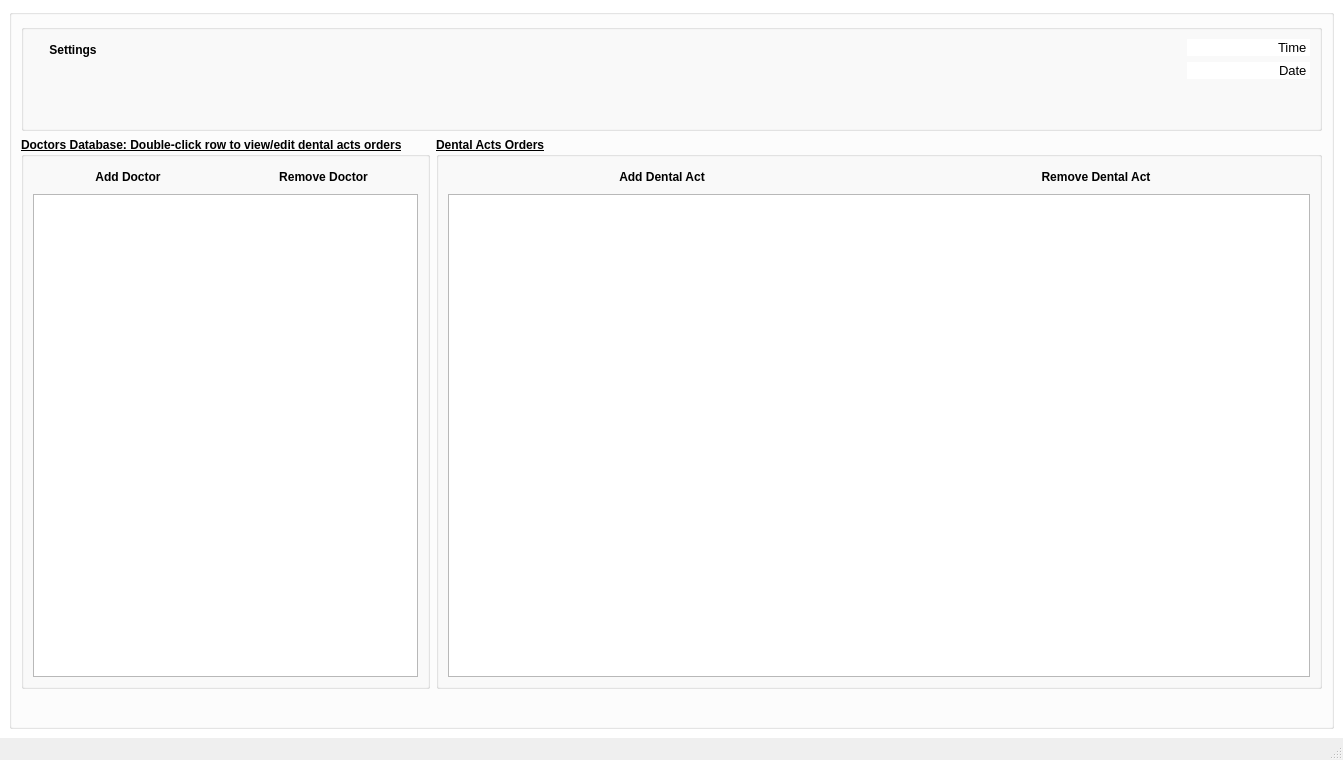
Old version of the form res/windowmain.ui in the repository heidaga/DentalClientBase.
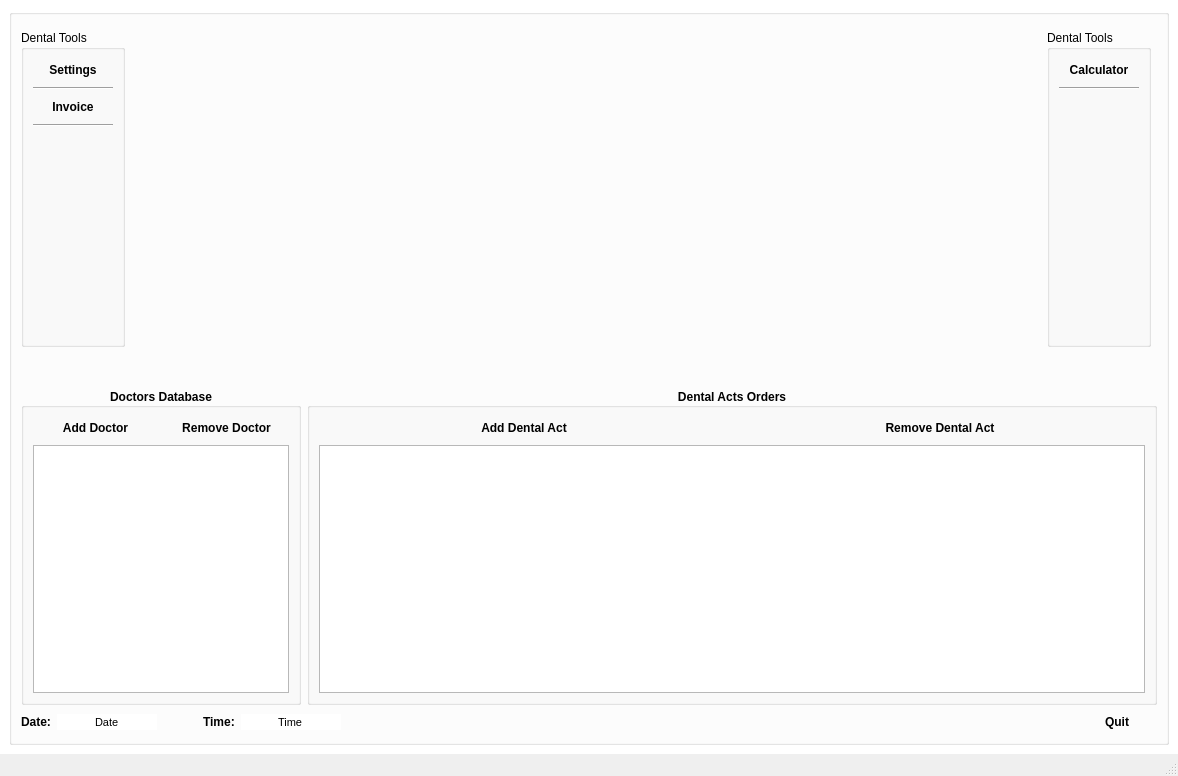
New version of the form. Icons and pictures are not drawn. Custom widgets are drawn as their Qt base class.

Commit message: v0.5.0: continue add/removing doctor/act: problem with saving act deletion in database

Patch:
```diff
--- a/res/windowmain.ui
+++ b/res/windowmain.ui
@@ -6,8 +6,8 @@
    <rect>
     <x>0</x>
     <y>0</y>
-    <width>1343</width>
-    <height>760</height>
+    <width>1178</width>
+    <height>776</height>
    </rect>
   </property>
   <property name="sizePolicy">
@@ -70,7 +70,7 @@
        <bool>true</bool>
       </property>
       <layout class="QGridLayout" name="gridLayout_7">
-       <item row="2" column="0" colspan="2">
+       <item row="3" column="0" colspan="8">
         <layout class="QHBoxLayout" name="horizontalLayout_3">
          <item>
           <widget class="QGroupBox" name="groupBox_2">
@@ -78,12 +78,18 @@
             <font>
              <weight>75</weight>
              <bold>true</bold>
-             <underline>true</underline>
+             <underline>false</underline>
              <stylestrategy>PreferAntialias</stylestrategy>
             </font>
            </property>
            <property name="title">
-            <string>Doctors Database: Double-click row to view/edit dental acts orders</string>
+            <string>Doctors Database</string>
+           </property>
+           <property name="alignment">
+            <set>Qt::AlignCenter</set>
+           </property>
+           <property name="flat">
+            <bool>true</bool>
            </property>
            <layout class="QGridLayout" name="gridLayout_3">
             <item row="0" column="0">
@@ -222,13 +228,19 @@
             <font>
              <weight>75</weight>
              <bold>true</bold>
-             <underline>true</underline>
+             <underline>false</underline>
              <stylestrategy>PreferAntialias</stylestrategy>
             </font>
            </property>
            <property name="title">
             <string>Dental Acts Orders</string>
            </property>
+           <property name="alignment">
+            <set>Qt::AlignCenter</set>
+           </property>
+           <property name="flat">
+            <bool>true</bool>
+           </property>
            <layout class="QGridLayout" name="gridLayout_12">
             <item row="0" column="0">
              <layout class="QHBoxLayout" name="horizontalLayout_5">
@@ -356,12 +368,54 @@
          </item>
         </layout>
        </item>
-       <item row="4" column="0" colspan="2">
+       <item row="0" column="1" rowspan="2">
+        <spacer name="horizontalSpacer_3">
+         <property name="orientation">
+          <enum>Qt::Horizontal</enum>
+         </property>
+         <property name="sizeHint" stdset="0">
+          <size>
+           <width>40</width>
+           <height>20</height>
+          </size>
+         </property>
+        </spacer>
+       </item>
+       <item row="5" column="0" colspan="8">
         <layout class="QGridLayout" name="gridLayout_2">
          <property name="sizeConstraint">
           <enum>QLayout::SetDefaultConstraint</enum>
          </property>
          <item row="0" column="1">
+          <widget class="QLineEdit" name="LE_date">
+           <property name="maximumSize">
+            <size>
+             <width>100</width>
+             <height>16777215</height>
+            </size>
+           </property>
+           <property name="font">
+            <font>
+             <pointsize>8</pointsize>
+             <weight>50</weight>
+             <bold>false</bold>
+            </font>
+           </property>
+           <property name="text">
+            <string>Date</string>
+           </property>
+           <property name="frame">
+            <bool>false</bool>
+           </property>
+           <property name="alignment">
+            <set>Qt::AlignCenter</set>
+           </property>
+           <property name="readOnly">
+            <bool>true</bool>
+           </property>
+          </widget>
+         </item>
+         <item row="0" column="6">
           <widget class="QPushButton" name="PB_Close">
            <property name="sizePolicy">
             <sizepolicy hsizetype="Preferred" vsizetype="Preferred">
@@ -382,7 +436,7 @@
             <string>&lt;html&gt;&lt;head/&gt;&lt;body&gt;&lt;p align=&quot;center&quot;&gt;Exit&lt;/p&gt;&lt;/body&gt;&lt;/html&gt;</string>
            </property>
            <property name="text">
-            <string/>
+            <string>Quit</string>
            </property>
            <property name="icon">
             <iconset resource="../mainwindow.qrc">
@@ -390,8 +444,8 @@
            </property>
            <property name="iconSize">
             <size>
-             <width>64</width>
-             <height>64</height>
+             <width>32</width>
+             <height>32</height>
             </size>
            </property>
            <property name="shortcut">
@@ -402,7 +456,7 @@
            </property>
           </widget>
          </item>
-         <item row="0" column="0">
+         <item row="0" column="5">
           <spacer name="horizontalSpacer">
            <property name="orientation">
             <enum>Qt::Horizontal</enum>
@@ -418,33 +472,64 @@
            </property>
           </spacer>
          </item>
-        </layout>
-       </item>
-       <item row="0" column="0" colspan="2">
-        <widget class="QGroupBox" name="groupBox_3">
-         <property name="styleSheet">
-          <string notr="true"/>
-         </property>
-         <property name="title">
-          <string/>
-         </property>
-         <layout class="QGridLayout" name="gridLayout_4">
-          <item row="0" column="5" rowspan="2">
-           <layout class="QVBoxLayout" name="verticalLayout">
-            <item alignment="Qt::AlignRight|Qt::AlignVCenter">
+         <item row="0" column="2">
+          <spacer name="horizontalSpacer_2">
+           <property name="orientation">
+            <enum>Qt::Horizontal</enum>
+           </property>
+           <property name="sizeType">
+            <enum>QSizePolicy::Minimum</enum>
+           </property>
+           <property name="sizeHint" stdset="0">
+            <size>
+             <width>40</width>
+             <height>20</height>
+            </size>
+           </property>
+          </spacer>
+         </item>
+         <item row="0" column="0">
+          <widget class="QLabel" name="label">
+           <property name="font">
+            <font>
+             <weight>75</weight>
+             <italic>false</italic>
+             <bold>true</bold>
+            </font>
+           </property>
+           <property name="text">
+            <string>Date:</string>
+           </property>
+          </widget>
+         </item>
+         <item row="0" column="3">
+          <widget class="QLabel" name="label_2">
+           <property name="font">
+            <font>
+             <weight>75</weight>
+             <italic>false</italic>
+             <bold>true</bold>
+            </font>
+           </property>
+           <property name="text">
+            <string>Time:</string>
+           </property>
+          </widget>
+         </item>
+         <item row="0" column="4">
              <widget class="QLineEdit" name="LE_time">
               <property name="enabled">
                <bool>true</bool>
               </property>
               <property name="maximumSize">
                <size>
-                <width>150</width>
+             <width>100</width>
                 <height>16777215</height>
                </size>
               </property>
               <property name="font">
                <font>
-                <pointsize>10</pointsize>
+             <pointsize>8</pointsize>
                 <weight>50</weight>
                 <bold>false</bold>
                 <stylestrategy>PreferDefault</stylestrategy>
@@ -460,60 +545,73 @@
                <bool>false</bool>
               </property>
               <property name="alignment">
-               <set>Qt::AlignRight|Qt::AlignTrailing|Qt::AlignVCenter</set>
+            <set>Qt::AlignCenter</set>
               </property>
               <property name="readOnly">
                <bool>true</bool>
               </property>
              </widget>
             </item>
-            <item alignment="Qt::AlignRight|Qt::AlignVCenter">
-             <widget class="QLineEdit" name="LE_date">
+        </layout>
+       </item>
+       <item row="1" column="0">
+        <widget class="QGroupBox" name="groupBox">
               <property name="maximumSize">
                <size>
                 <width>150</width>
                 <height>16777215</height>
                </size>
               </property>
+         <property name="title">
+          <string>Dental Tools</string>
+         </property>
+         <layout class="QGridLayout" name="gridLayout_5">
+          <item row="2" column="0">
+           <widget class="QPushButton" name="PB_Invoice">
+            <property name="sizePolicy">
+             <sizepolicy hsizetype="Preferred" vsizetype="Preferred">
+              <horstretch>0</horstretch>
+              <verstretch>0</verstretch>
+             </sizepolicy>
+            </property>
               <property name="font">
                <font>
-                <pointsize>10</pointsize>
-                <weight>50</weight>
-                <bold>false</bold>
-               </font>
-              </property>
-              <property name="text">
-               <string>Date</string>
-              </property>
-              <property name="frame">
+              <weight>75</weight>
+              <bold>true</bold>
+             </font>
+            </property>
+            <property name="mouseTracking">
                <bool>false</bool>
               </property>
-              <property name="alignment">
-               <set>Qt::AlignRight|Qt::AlignTrailing|Qt::AlignVCenter</set>
-              </property>
-              <property name="readOnly">
+            <property name="toolTip">
+             <string>&lt;html&gt;&lt;head/&gt;&lt;body&gt;&lt;p align=&quot;center&quot;&gt;Exit&lt;/p&gt;&lt;/body&gt;&lt;/html&gt;</string>
+            </property>
+            <property name="text">
+             <string>Invoice</string>
+            </property>
+            <property name="icon">
+             <iconset resource="../mainwindow.qrc">
+              <normaloff>:/icons/res/edit.png</normaloff>:/icons/res/edit.png</iconset>
+            </property>
+            <property name="iconSize">
+             <size>
+              <width>32</width>
+              <height>32</height>
+             </size>
+            </property>
+            <property name="flat">
                <bool>true</bool>
               </property>
              </widget>
             </item>
-            <item>
-             <spacer name="verticalSpacer_2">
+          <item row="1" column="0">
+           <widget class="Line" name="line">
               <property name="orientation">
-               <enum>Qt::Vertical</enum>
-              </property>
-              <property name="sizeHint" stdset="0">
-               <size>
-                <width>20</width>
-                <height>40</height>
-               </size>
-              </property>
-             </spacer>
-            </item>
-           </layout>
-          </item>
-          <item row="0" column="0" rowspan="2">
-           <layout class="QVBoxLayout" name="verticalLayout_2">
-            <item alignment="Qt::AlignLeft">
+             <enum>Qt::Horizontal</enum>
+            </property>
+           </widget>
+          </item>
+          <item row="0" column="0">
              <widget class="QPushButton" name="PB_Settings">
               <property name="sizePolicy">
                <sizepolicy hsizetype="Preferred" vsizetype="Preferred">
@@ -542,8 +640,8 @@
               </property>
               <property name="iconSize">
                <size>
-                <width>64</width>
-                <height>64</height>
+              <width>32</width>
+              <height>32</height>
                </size>
               </property>
               <property name="flat">
@@ -551,9 +649,16 @@
               </property>
              </widget>
             </item>
-            <item>
-             <spacer name="verticalSpacer">
+          <item row="5" column="0">
+           <widget class="Line" name="line_3">
               <property name="orientation">
+             <enum>Qt::Horizontal</enum>
+            </property>
+           </widget>
+          </item>
+          <item row="6" column="0">
+           <spacer name="verticalSpacer_3">
+            <property name="orientation">
                <enum>Qt::Vertical</enum>
               </property>
               <property name="sizeHint" stdset="0">
@@ -565,8 +670,98 @@
              </spacer>
             </item>
            </layout>
-          </item>
-          <item row="0" column="2" rowspan="2" colspan="2" alignment="Qt::AlignHCenter|Qt::AlignVCenter">
+        </widget>
+       </item>
+       <item row="1" column="6">
+        <widget class="QGroupBox" name="groupBox_6">
+         <property name="maximumSize">
+          <size>
+           <width>150</width>
+           <height>16777215</height>
+          </size>
+         </property>
+         <property name="title">
+          <string>Dental Tools</string>
+         </property>
+         <layout class="QGridLayout" name="gridLayout_4">
+          <item row="0" column="0">
+           <widget class="QPushButton" name="PB_Calculator">
+            <property name="sizePolicy">
+             <sizepolicy hsizetype="Preferred" vsizetype="Preferred">
+              <horstretch>0</horstretch>
+              <verstretch>0</verstretch>
+             </sizepolicy>
+            </property>
+            <property name="font">
+             <font>
+              <weight>75</weight>
+              <bold>true</bold>
+             </font>
+            </property>
+            <property name="mouseTracking">
+             <bool>false</bool>
+            </property>
+            <property name="toolTip">
+             <string>&lt;html&gt;&lt;head/&gt;&lt;body&gt;&lt;p align=&quot;center&quot;&gt;Exit&lt;/p&gt;&lt;/body&gt;&lt;/html&gt;</string>
+            </property>
+            <property name="layoutDirection">
+             <enum>Qt::RightToLeft</enum>
+            </property>
+            <property name="text">
+             <string>Calculator</string>
+            </property>
+            <property name="icon">
+             <iconset resource="../mainwindow.qrc">
+              <normaloff>:/icons/res/calculator.png</normaloff>:/icons/res/calculator.png</iconset>
+            </property>
+            <property name="iconSize">
+             <size>
+              <width>32</width>
+              <height>32</height>
+             </size>
+            </property>
+            <property name="flat">
+             <bool>true</bool>
+            </property>
+           </widget>
+          </item>
+          <item row="2" column="0">
+           <spacer name="verticalSpacer_2">
+            <property name="orientation">
+             <enum>Qt::Vertical</enum>
+            </property>
+            <property name="sizeHint" stdset="0">
+             <size>
+              <width>20</width>
+              <height>40</height>
+             </size>
+            </property>
+           </spacer>
+          </item>
+          <item row="1" column="0">
+           <widget class="Line" name="line_2">
+            <property name="orientation">
+             <enum>Qt::Horizontal</enum>
+            </property>
+           </widget>
+          </item>
+         </layout>
+        </widget>
+       </item>
+       <item row="1" column="5">
+        <spacer name="horizontalSpacer_4">
+         <property name="orientation">
+          <enum>Qt::Horizontal</enum>
+         </property>
+         <property name="sizeHint" stdset="0">
+          <size>
+           <width>40</width>
+           <height>20</height>
+          </size>
+         </property>
+        </spacer>
+       </item>
+       <item row="1" column="3">
            <widget class="QPushButton" name="banner">
             <property name="enabled">
              <bool>false</bool>
@@ -598,8 +793,8 @@
             </property>
             <property name="iconSize">
              <size>
-              <width>250</width>
-              <height>250</height>
+           <width>256</width>
+           <height>256</height>
              </size>
             </property>
             <property name="checkable">
@@ -610,37 +805,21 @@
             </property>
            </widget>
           </item>
-          <item row="0" column="4" rowspan="2">
-           <spacer name="horizontalSpacer_3">
+       <item row="2" column="0" colspan="7">
+        <spacer name="verticalSpacer">
             <property name="orientation">
-             <enum>Qt::Horizontal</enum>
-            </property>
-            <property name="sizeHint" stdset="0">
-             <size>
-              <width>40</width>
-              <height>20</height>
-             </size>
-            </property>
-           </spacer>
-          </item>
-          <item row="0" column="1" rowspan="2">
-           <spacer name="horizontalSpacer_2">
-            <property name="orientation">
-             <enum>Qt::Horizontal</enum>
+          <enum>Qt::Vertical</enum>
             </property>
             <property name="sizeType">
-             <enum>QSizePolicy::Expanding</enum>
+          <enum>QSizePolicy::Fixed</enum>
             </property>
             <property name="sizeHint" stdset="0">
              <size>
-              <width>40</width>
-              <height>20</height>
+           <width>20</width>
+           <height>35</height>
              </size>
             </property>
            </spacer>
-          </item>
-         </layout>
-        </widget>
        </item>
       </layout>
      </widget>
```
Lines whose indentation alone changed are shown as unchanged. The commit also changes 4 other files.
